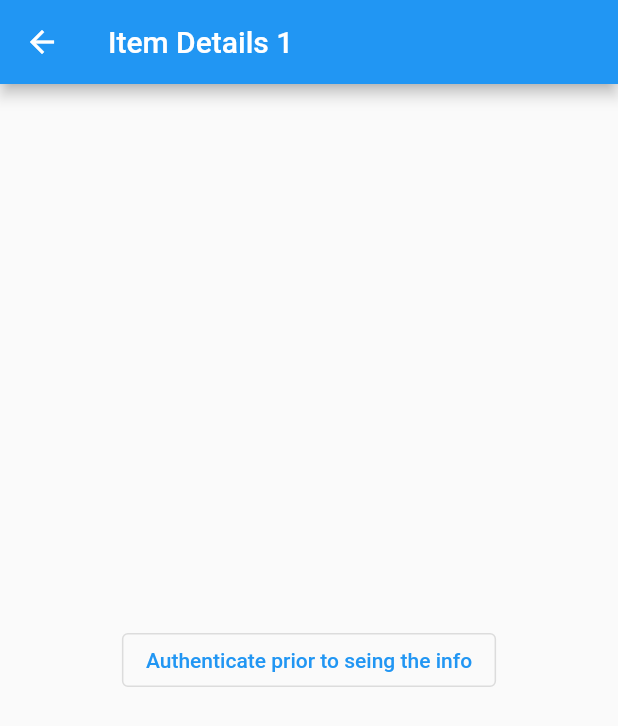
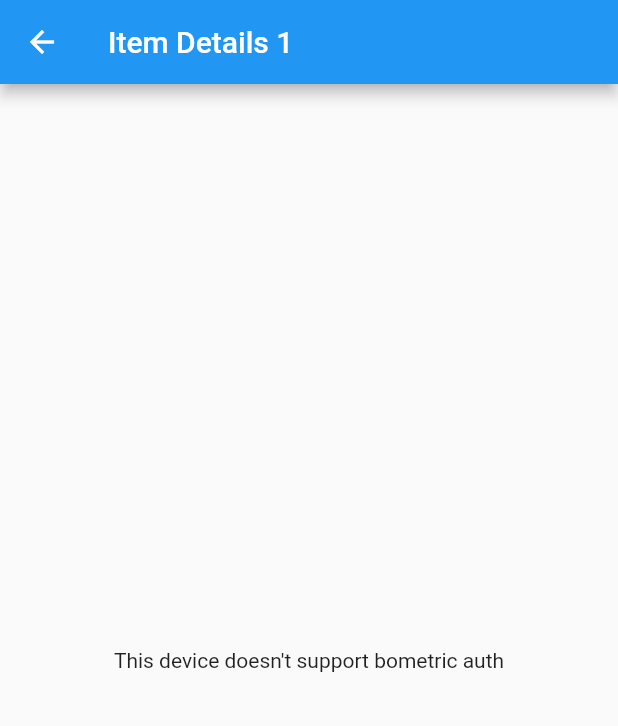
Before and after one commit to Caio-Rezende/auth_test, a Flutter app: the screen it shows after launch, after a tap on an icon or button, on a phone screen of 412 x 824 dp. Shown: the top 726 px of the screen. Run offline on Flutter 3.47's test engine with Material 2 defaults, Android fonts, the phone set to English and light mode, and no system bars; our stand-ins replace local_auth; generated files the repository leaves out were written again.

Commit message:
fix: state
feat: display message for not supported devices

```diff
--- a/lib/src/auth/auth_controller.dart
+++ b/lib/src/auth/auth_controller.dart
@@ -4,10 +4,15 @@ import 'package:local_auth/local_auth.dart';
 class AuthController {
   final LocalAuthentication _auth = LocalAuthentication();
 
+  Future<bool> get hasBiometrics async => await _auth.canCheckBiometrics;
+
   Future<bool> requestAuth() async {
     try {
-      return await _auth.authenticate(
-          localizedReason: 'Please authenticate to show account balance');
+      final result = await _auth.authenticate(
+        localizedReason: 'Please authenticate to show account balance',
+        options: const AuthenticationOptions(biometricOnly: true),
+      );
+      return result;
     } on PlatformException {
       return false;
     }
--- a/lib/src/sample_feature/sample_item_details_view.dart
+++ b/lib/src/sample_feature/sample_item_details_view.dart
@@ -14,17 +14,23 @@ class SampleItemDetailsView extends StatefulWidget {
 }
 
 class _SampleItemDetaisViewState extends State<SampleItemDetailsView> {
+  final controller = AuthController();
+
   bool authenticated = false;
+  bool hasBiometrics = false;
 
   @override
   void initState() {
     super.initState();
+
+    controller.hasBiometrics.then((hasBiometricsResult) =>
+        setState(() => hasBiometrics = hasBiometricsResult));
   }
 
   tryAuth() {
     AuthController()
         .requestAuth()
-        .then((authResult) => authenticated = authResult);
+        .then((authResult) => setState(() => authenticated = authResult));
   }
 
   @override
@@ -36,10 +42,12 @@ class _SampleItemDetaisViewState extends State<SampleItemDetailsView> {
       body: Center(
         child: authenticated
             ? const Text('More Information Here')
-            : OutlinedButton(
-                onPressed: tryAuth,
-                child: const Text('Authenticate prior to seing the info'),
-              ),
+            : hasBiometrics
+                ? OutlinedButton(
+                    onPressed: tryAuth,
+                    child: const Text('Authenticate prior to seing the info'),
+                  )
+                : const Text('This device doesn\'t support bometric auth'),
       ),
     );
   }
```
